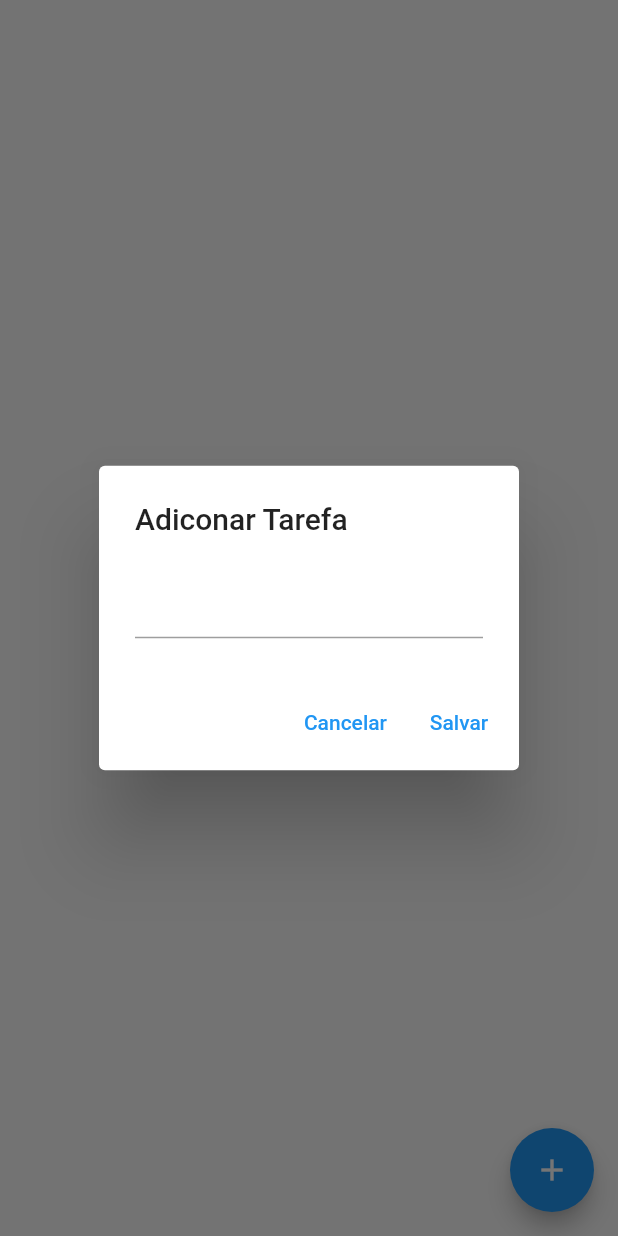
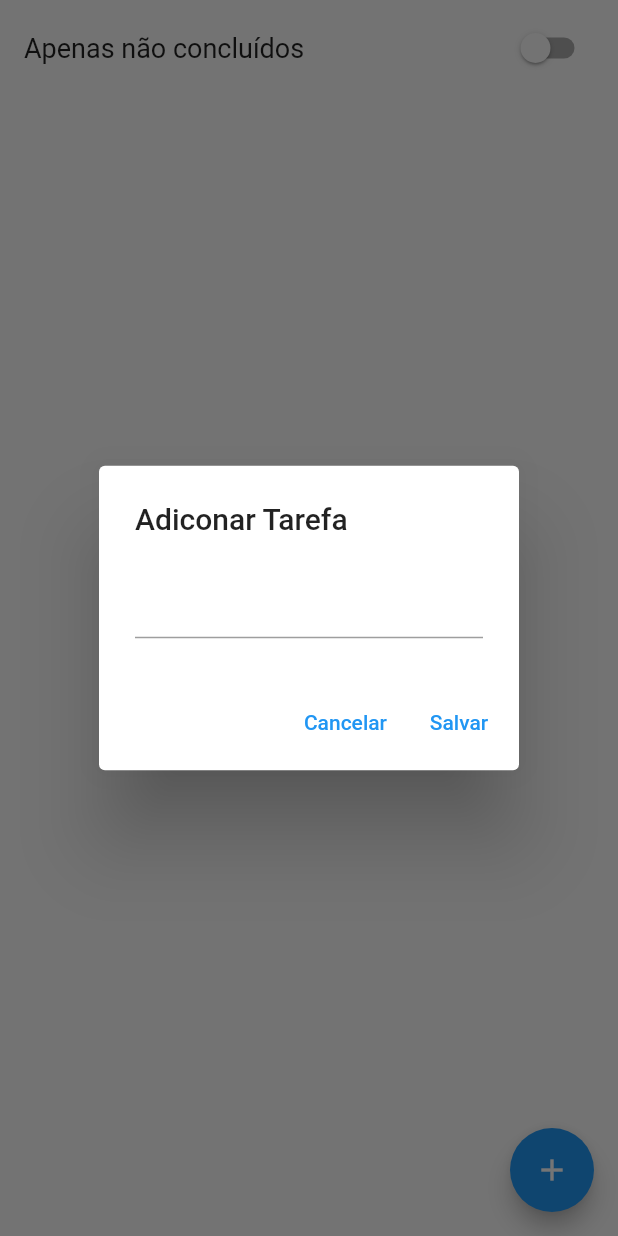
Before and after one commit to MauroAlbrecht/trilha-app-flutter-dio, a Flutter app: the TarefaPage screen opened directly, after a tap on the "add" icon, on a phone screen of 412 x 824 dp. Run offline on Flutter 3.47's test engine with Material 2 defaults, Android fonts, the phone set to English and light mode, and no system bars; our stand-ins replace google_fonts; network calls fail.

Commit message:
adicionado opcao para listar tarefas não concluidas
add switch para tarefa

```diff
--- a/lib/pages/tarefa_page.dart
+++ b/lib/pages/tarefa_page.dart
@@ -1,5 +1,6 @@
 import 'package:flutter/cupertino.dart';
 import 'package:flutter/material.dart';
+import 'package:trilhaapp/model/tarefa.dart';
 import 'package:trilhaapp/repository/tarefa_repository.dart';
 
 class TarefaPage extends StatefulWidget {
@@ -10,6 +11,13 @@ class TarefaPage extends StatefulWidget {
 class _TarefaPageState extends State<TarefaPage> {
   var tarefaRepository = TarefaRepository();
   var descricaoController = TextEditingController();
+  var _tarefas = const <Tarefa>[];
+  var apenasConcuidos = false;
+  @override
+  void initState() {
+    carregaTarefas();
+    super.initState();
+  }
 
   @override
   Widget build(BuildContext context) {
@@ -24,24 +32,73 @@ class _TarefaPageState extends State<TarefaPage> {
               builder: (BuildContext bc) {
                 return AlertDialog(
                   title: const Text('Adiconar Tarefa'),
-                  content: Container(
-                    child: TextField(
-                      controller: descricaoController,
-                    ),
+                  content: TextField(
+                    controller: descricaoController,
                   ),
                   actions: [
-                    TextButton(onPressed: () {
-                      Navigator.pop(context);
-                    }, child: const Text('Cancelar')),
-                    TextButton(onPressed: () {
-                      Navigator.pop(context);
-                    }, child: const Text('Salvar')),
+                    TextButton(
+                        onPressed: () {
+                          Navigator.pop(context);
+                        },
+                        child: const Text('Cancelar')),
+                    TextButton(
+                        onPressed: () async {
+                          await tarefaRepository.addTarefa(Tarefa(descricaoController.text, false));
+
+                          setState(() {});
+                          Navigator.pop(context);
+                        },
+                        child: const Text('Salvar')),
                   ],
                 );
               });
         },
       ),
-      body: Container(),
+      body: Container(
+        margin: const EdgeInsets.symmetric(horizontal: 16, vertical: 8),
+        child: Column(
+          children: [
+            Row(
+              mainAxisAlignment: MainAxisAlignment.spaceBetween,
+              children: [
+                const Text('Apenas não concluídos', style: TextStyle(fontSize: 18),),
+                Switch(value: apenasConcuidos, onChanged: (bool val) async {
+                  apenasConcuidos  = val;
+                  await carregaTarefas();
+                  setState(() {});
+                })
+              ],
+            ),
+            Expanded(
+              child: ListView.builder(
+                  itemCount: _tarefas.length,
+                  itemBuilder: (BuildContext bc, int index) {
+                    return Dismissible(
+                      key: Key(_tarefas[index].id),
+                      child: ListTile(
+                        title: Text(_tarefas[index].descricao),
+                        trailing: Switch(
+                          onChanged: (bool val) async {
+                            await tarefaRepository.alterar(_tarefas[index].id, val);
+                            setState(() {});
+                          },
+                          value: _tarefas[index].concluido,
+                        ),
+                      ),
+                      onDismissed: (DismissDirection dis) async {
+                        await tarefaRepository.remover(_tarefas[index].id);
+                        carregaTarefas();
+                      },
+                    );
+                  }),
+            ),
+          ],
+        ),
+      ),
     );
   }
+
+  Future<void> carregaTarefas() async {
+      _tarefas = await tarefaRepository.getTarefas(apenasConcuidos);
+  }
 }
--- a/lib/repository/tarefa_repository.dart
+++ b/lib/repository/tarefa_repository.dart
@@ -3,20 +3,27 @@ import 'package:trilhaapp/model/tarefa.dart';
 class TarefaRepository {
   final List<Tarefa>  _tarefas = [];
 
-  Future<List<Tarefa>> listarTarefas() async {
-    await Future.delayed(Duration(seconds: 2));
+  Future<List<Tarefa>> getTarefas(bool apenasNaoConcluidos) async {
+    await Future.delayed(const Duration(seconds: 1));
+    if(apenasNaoConcluidos){
+      return _tarefas.where((element) => element.concluido == false).toList();
+    }
     return _tarefas;
   }
 
-  void alterar(String id, bool concluido) async {
-    await Future.delayed(Duration(seconds: 2));
+  Future<void> alterar(String id, bool concluido) async {
+    await Future.delayed(const Duration(seconds: 1));
     _tarefas.where((element) => element.id == id)
     .first
     .concluido = concluido;
   }
 
-  void addTarefa(Tarefa tarefa) async {
-    await Future.delayed(Duration(seconds: 2));
+  Future<void> remover(String id) async {
+    _tarefas.remove(_tarefas.where((element) => element.id == id).first);
+  }
+
+  Future<void> addTarefa(Tarefa tarefa) async {
+    await Future.delayed(const Duration(seconds: 1));
     _tarefas.add(tarefa);
   }
 }
```
